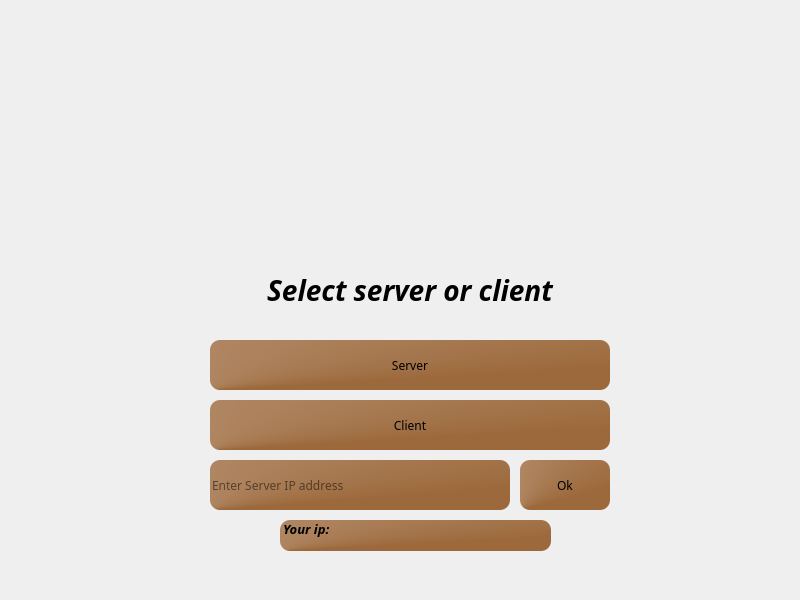
First picture: the form in serverorclient.ui, repository A-hmy/SkullKing_Endless-Loop_8, before the edit.
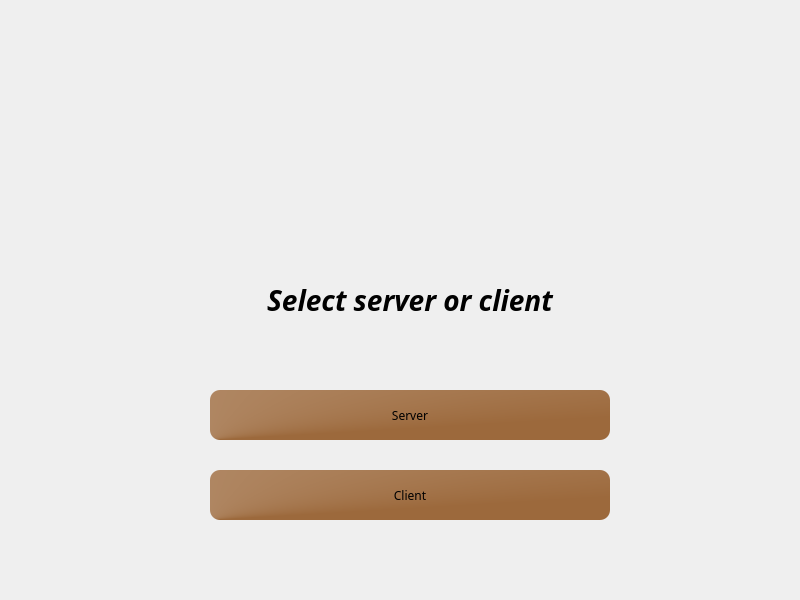
Second picture: the form after the edit. Icons and pictures are not drawn.

Commit message: server and client

What changed in the file:
```diff
--- a/serverorclient.ui
+++ b/serverorclient.ui
@@ -18,7 +18,7 @@
     <property name="geometry">
      <rect>
       <x>210</x>
-      <y>190</y>
+      <y>200</y>
       <width>400</width>
       <height>200</height>
      </rect>
@@ -60,7 +60,7 @@
     <property name="geometry">
      <rect>
       <x>210</x>
-      <y>340</y>
+      <y>390</y>
       <width>400</width>
       <height>50</height>
      </rect>
@@ -95,7 +95,7 @@
     <property name="geometry">
      <rect>
       <x>210</x>
-      <y>400</y>
+      <y>470</y>
       <width>400</width>
       <height>50</height>
      </rect>
@@ -126,103 +126,6 @@
      <string>Client</string>
     </property>
    </widget>
-   <widget class="QLineEdit" name="IpServer">
-    <property name="geometry">
-     <rect>
-      <x>210</x>
-      <y>460</y>
-      <width>300</width>
-      <height>50</height>
-     </rect>
-    </property>
-    <property name="minimumSize">
-     <size>
-      <width>300</width>
-      <height>50</height>
-     </size>
-    </property>
-    <property name="maximumSize">
-     <size>
-      <width>300</width>
-      <height>50</height>
-     </size>
-    </property>
-    <property name="font">
-     <font>
-      <family>Segoe Script</family>
-     </font>
-    </property>
-    <property name="styleSheet">
-     <string notr="true">background-color: qconicalgradient(cx:0, cy:1, angle:0, stop:0.0673077 rgba(156, 105, 60, 255), stop:1 rgba(255, 255, 255, 255));
-border-radius:10px;
-</string>
-    </property>
-    <property name="placeholderText">
-     <string>Enter Server IP address</string>
-    </property>
-   </widget>
-   <widget class="QListWidget" name="ShowIp">
-    <property name="geometry">
-     <rect>
-      <x>280</x>
-      <y>520</y>
-      <width>271</width>
-      <height>31</height>
-     </rect>
-    </property>
-    <property name="styleSheet">
-     <string notr="true">background-color: qconicalgradient(cx:0, cy:1, angle:0, stop:0.0673077 rgba(156, 105, 60, 255), stop:1 rgba(255, 255, 255, 255));
-border-radius:10px;
-</string>
-    </property>
-    <item>
-     <property name="text">
-      <string>Your ip:</string>
-     </property>
-     <property name="font">
-      <font>
-       <family>Segoe Script</family>
-       <pointsize>10</pointsize>
-       <italic>true</italic>
-       <bold>true</bold>
-      </font>
-     </property>
-     <property name="background">
-      <brush brushstyle="NoBrush">
-       <color alpha="255">
-        <red>85</red>
-        <green>0</green>
-        <blue>127</blue>
-       </color>
-      </brush>
-     </property>
-    </item>
-   </widget>
-   <widget class="QLabel" name="Loading">
-    <property name="geometry">
-     <rect>
-      <x>4</x>
-      <y>1</y>
-      <width>791</width>
-      <height>591</height>
-     </rect>
-    </property>
-    <property name="minimumSize">
-     <size>
-      <width>791</width>
-      <height>591</height>
-     </size>
-    </property>
-    <property name="maximumSize">
-     <size>
-      <width>791</width>
-      <height>591</height>
-     </size>
-    </property>
-    <property name="text">
-     <string/>
-    </property>
-   </widget>
    <widget class="QLabel" name="label_2">
     <property name="geometry">
      <rect>
@@ -239,40 +142,6 @@
      <string/>
     </property>
    </widget>
-   <widget class="QPushButton" name="Ok">
-    <property name="geometry">
-     <rect>
-      <x>520</x>
-      <y>460</y>
-      <width>90</width>
-      <height>50</height>
-     </rect>
-    </property>
-    <property name="minimumSize">
-     <size>
-      <width>90</width>
-      <height>50</height>
-     </size>
-    </property>
-    <property name="maximumSize">
-     <size>
-      <width>90</width>
-      <height>50</height>
-     </size>
-    </property>
-    <property name="font">
-     <font>
-      <family>Segoe Script</family>
-     </font>
-    </property>
-    <property name="styleSheet">
-     <string notr="true">background-color: qconicalgradient(cx:0, cy:1, angle:0, stop:0.0673077 rgba(156, 105, 60, 255), stop:1 rgba(255, 255, 255, 255));
-border-radius:10px;</string>
-    </property>
-    <property name="text">
-     <string>Ok</string>
-    </property>
-   </widget>
    <zorder>label_2</zorder>
    <zorder>label</zorder>
    <zorder>server</zorder>
```
Left out of the diff: 4 changed lines with no effect on the pictures. The commit also changes 7 other files.
